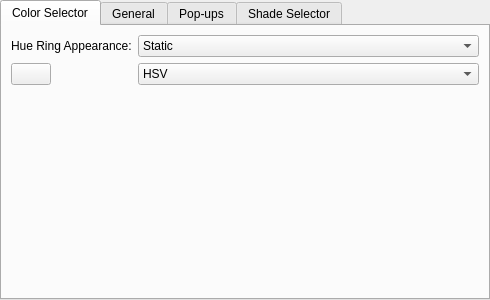
First picture: the form in plugins/dockers/widegamutcolorselector/WdgWGSelectorSettings.ui, repository KDE/krita, before the edit.
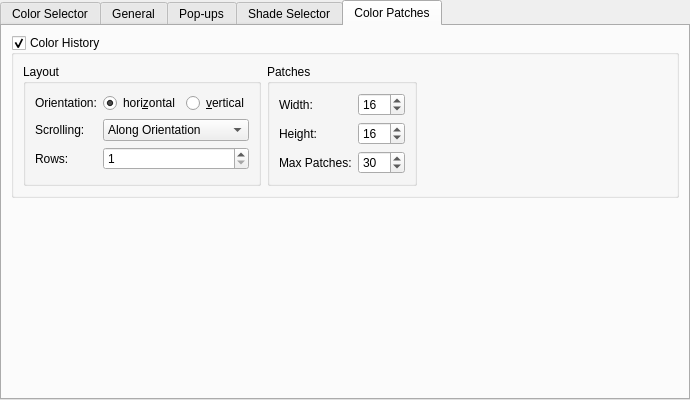
Second picture: the form after the edit. The open tabs and pages were chosen to show the change. Custom widgets are drawn as their Qt base class.

Commit message:
Finally make color history widgets configurable
Also finish the scrolling logic.
There scrolling direction is now configurable, which allows having
row-major patch layout when having more than one row.
This was requested before, but makes little sense if we scroll along
rows rather than columns.

```diff
--- a/plugins/dockers/widegamutcolorselector/WdgWGSelectorSettings.ui
+++ b/plugins/dockers/widegamutcolorselector/WdgWGSelectorSettings.ui
@@ -6,8 +6,8 @@
    <rect>
     <x>0</x>
     <y>0</y>
-    <width>490</width>
-    <height>300</height>
+    <width>690</width>
+    <height>400</height>
    </rect>
   </property>
   <property name="windowTitle">
@@ -397,6 +397,217 @@
        </item>
       </layout>
      </widget>
+     <widget class="QWidget" name="tabColorPatches">
+      <attribute name="title">
+       <string>Color Patches</string>
+      </attribute>
+      <layout class="QVBoxLayout" name="verticalLayout_4">
+       <item>
+        <widget class="QGroupBox" name="historyGroupBox">
+         <property name="title">
+          <string>Color History</string>
+         </property>
+         <property name="checkable">
+          <bool>true</bool>
+         </property>
+         <layout class="QHBoxLayout" name="horizontalLayout_4">
+          <item>
+           <widget class="QGroupBox" name="formGroupBox">
+            <property name="title">
+             <string>Layout</string>
+            </property>
+            <layout class="QFormLayout" name="formLayout_7">
+             <item row="0" column="0">
+              <widget class="QLabel" name="label_11">
+               <property name="text">
+                <string>Orientation:</string>
+               </property>
+              </widget>
+             </item>
+             <item row="0" column="1">
+              <widget class="QFrame" name="frame_2">
+               <layout class="QHBoxLayout" name="horizontalLayout_3">
+                <property name="leftMargin">
+                 <number>0</number>
+                </property>
+                <property name="topMargin">
+                 <number>0</number>
+                </property>
+                <property name="rightMargin">
+                 <number>0</number>
+                </property>
+                <property name="bottomMargin">
+                 <number>0</number>
+                </property>
+                <item>
+                 <widget class="QRadioButton" name="rbHistoryHorizontal">
+                  <property name="text">
+                   <string>hori&amp;zontal</string>
+                  </property>
+                  <property name="checked">
+                   <bool>true</bool>
+                  </property>
+                 </widget>
+                </item>
+                <item>
+                 <widget class="QRadioButton" name="rbHistoryVertical">
+                  <property name="text">
+                   <string>&amp;vertical</string>
+                  </property>
+                 </widget>
+                </item>
+               </layout>
+              </widget>
+             </item>
+             <item row="2" column="0">
+              <widget class="QLabel" name="lblHistoryRows">
+               <property name="text">
+                <string>Rows:</string>
+               </property>
+              </widget>
+             </item>
+             <item row="2" column="1">
+              <widget class="QSpinBox" name="sbHistoryRows">
+               <property name="minimum">
+                <number>1</number>
+               </property>
+               <property name="maximum">
+                <number>10</number>
+               </property>
+              </widget>
+             </item>
+             <item row="1" column="1">
+              <widget class="QComboBox" name="cbScrolling">
+               <property name="currentIndex">
+                <number>1</number>
+               </property>
+               <item>
+                <property name="text">
+                 <string>None</string>
+                </property>
+               </item>
+               <item>
+                <property name="text">
+                 <string>Along Orientation</string>
+                </property>
+               </item>
+               <item>
+                <property name="text">
+                 <string>Laterally</string>
+                </property>
+               </item>
+              </widget>
+             </item>
+             <item row="1" column="0">
+              <widget class="QLabel" name="label_12">
+               <property name="text">
+                <string>Scrolling:</string>
+               </property>
+              </widget>
+             </item>
+            </layout>
+           </widget>
+          </item>
+          <item>
+           <widget class="QGroupBox" name="groupBox_2">
+            <property name="title">
+             <string>Patches</string>
+            </property>
+            <property name="flat">
+             <bool>false</bool>
+            </property>
+            <layout class="QFormLayout" name="formLayout_8">
+             <item row="0" column="0">
+              <widget class="QLabel" name="label_13">
+               <property name="text">
+                <string>Width:</string>
+               </property>
+              </widget>
+             </item>
+             <item row="0" column="1">
+              <widget class="QSpinBox" name="sbHistoryPatchWidth">
+               <property name="minimum">
+                <number>10</number>
+               </property>
+               <property name="singleStep">
+                <number>1</number>
+               </property>
+               <property name="value">
+                <number>16</number>
+               </property>
+              </widget>
+             </item>
+             <item row="1" column="0">
+              <widget class="QLabel" name="label_14">
+               <property name="text">
+                <string>Height:</string>
+               </property>
+              </widget>
+             </item>
+             <item row="2" column="0">
+              <widget class="QLabel" name="label_15">
+               <property name="text">
+                <string>Max Patches:</string>
+               </property>
+              </widget>
+             </item>
+             <item row="1" column="1">
+              <widget class="QSpinBox" name="sbHistoryPatchHeight">
+               <property name="minimum">
+                <number>10</number>
+               </property>
+               <property name="value">
+                <number>16</number>
+               </property>
+              </widget>
+             </item>
+             <item row="2" column="1">
+              <widget class="QSpinBox" name="sbHistoryMaxPatches">
+               <property name="minimum">
+                <number>2</number>
+               </property>
+               <property name="maximum">
+                <number>200</number>
+               </property>
+               <property name="value">
+                <number>30</number>
+               </property>
+              </widget>
+             </item>
+            </layout>
+           </widget>
+          </item>
+          <item>
+           <spacer name="horizontalSpacer_3">
+            <property name="orientation">
+             <enum>Qt::Horizontal</enum>
+            </property>
+            <property name="sizeHint" stdset="0">
+             <size>
+              <width>40</width>
+              <height>20</height>
+             </size>
+            </property>
+           </spacer>
+          </item>
+         </layout>
+        </widget>
+       </item>
+       <item>
+        <spacer name="verticalSpacer_2">
+         <property name="orientation">
+          <enum>Qt::Vertical</enum>
+         </property>
+         <property name="sizeHint" stdset="0">
+          <size>
+           <width>20</width>
+           <height>40</height>
+          </size>
+         </property>
+        </spacer>
+       </item>
+      </layout>
+     </widget>
     </widget>
    </item>
   </layout>
```
Left out of the diff: 271 changed lines with no effect on the pictures. The commit also changes 7 other files.
